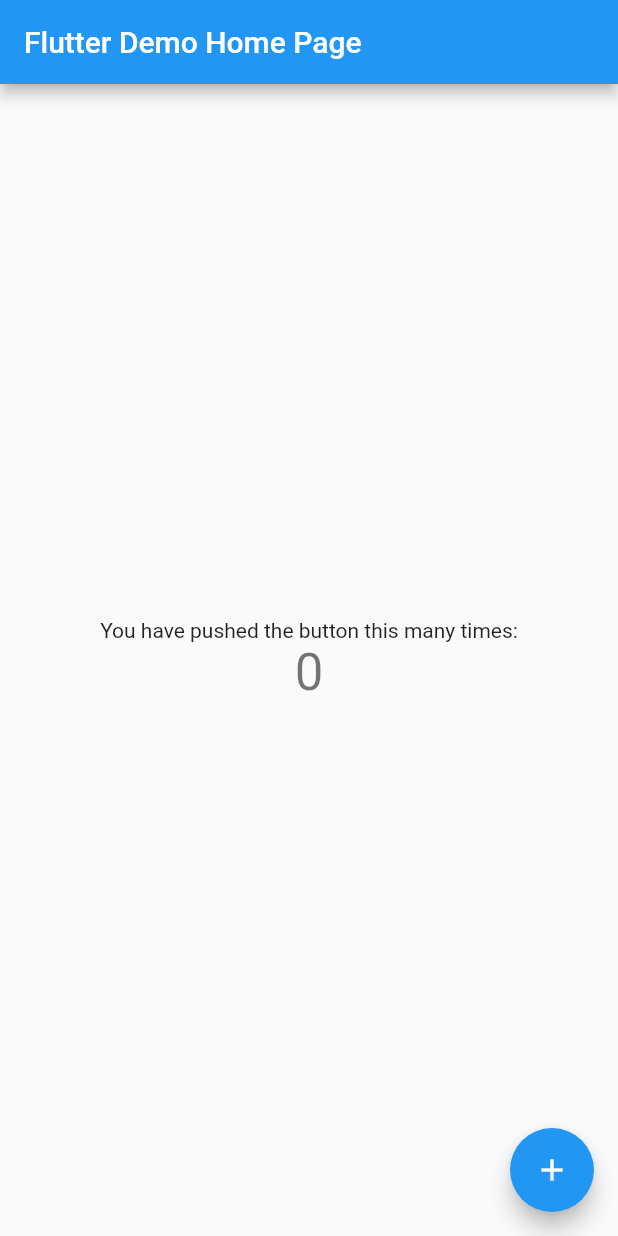
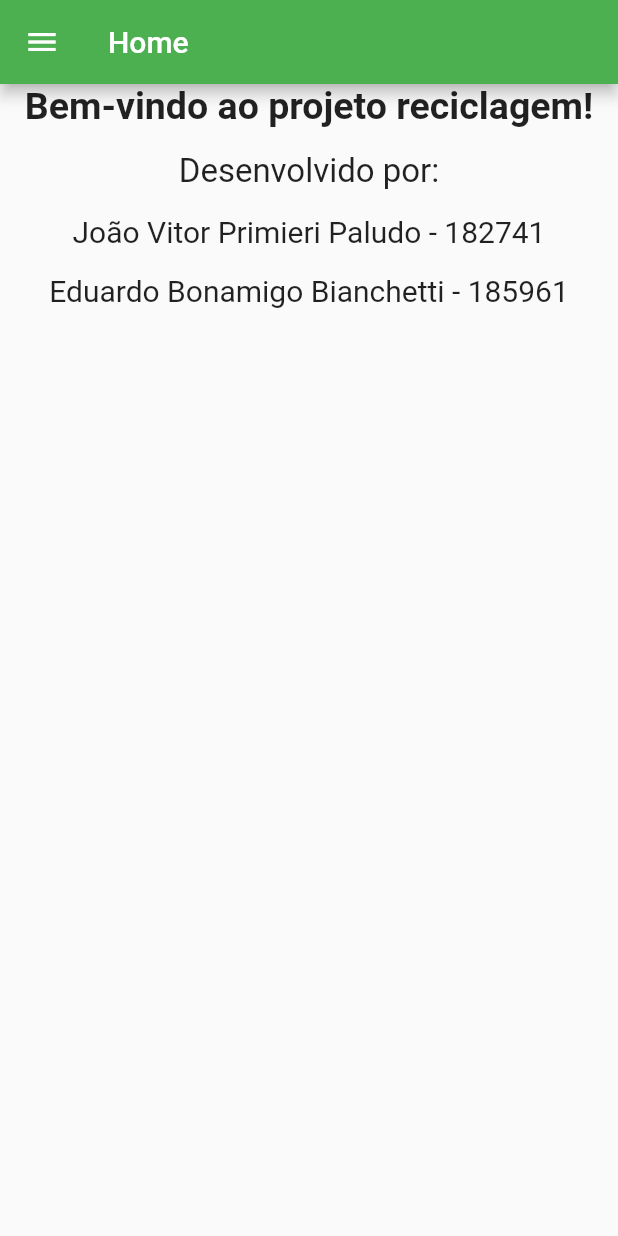
Before and after one commit to EduardoBianchetti/app_reciclagem, a Flutter app: the screen it shows after launch, on a phone screen of 412 x 824 dp. Run offline on Flutter 3.47's test engine with Material 2 defaults, Android fonts, the light colour scheme and no system bars; our stand-ins replace sqflite; accounts and stored records are empty.

Commit message:
Finalização do projeto

```diff
--- a/lib/main.dart
+++ b/lib/main.dart
@@ -1,4 +1,6 @@
 import 'package:flutter/material.dart';
+import 'pages/home.dart';
+import 'pages/lixo_list_page.dart';
 
 void main() {
   runApp(const MyApp());
@@ -7,109 +9,18 @@
 class MyApp extends StatelessWidget {
   const MyApp({super.key});
 
-  // This widget is the root of your application.
   @override
   Widget build(BuildContext context) {
     return MaterialApp(
-      title: 'Flutter Demo',
+      title: 'App Reciclagem',
       theme: ThemeData(
-        // This is the theme of your application.
-        //
-        // Try running your application with "flutter run". You'll see the
-        // application has a blue toolbar. Then, without quitting the app, try
-        // changing the primarySwatch below to Colors.green and then invoke
-        // "hot reload" (press "r" in the console where you ran "flutter run",
-        // or simply save your changes to "hot reload" in a Flutter IDE).
-        // Notice that the counter didn't reset back to zero; the application
-        // is not restarted.
-        primarySwatch: Colors.blue,
+        primarySwatch: Colors.green,
       ),
-      home: const MyHomePage(title: 'Flutter Demo Home Page'),
+      home: const HomePage(),
+      routes: {
+        '/home': (context) => const HomePage(),
+        '/lixo': (context) => const LixoListPage(title: "Lixo"),
+      },
     );
   }
 }
-
-class MyHomePage extends StatefulWidget {
-  const MyHomePage({super.key, required this.title});
-
-  // This widget is the home page of your application. It is stateful, meaning
-  // that it has a State object (defined below) that contains fields that affect
-  // how it looks.
-
-  // This class is the configuration for the state. It holds the values (in this
-  // case the title) provided by the parent (in this case the App widget) and
-  // used by the build method of the State. Fields in a Widget subclass are
-  // always marked "final".
-
-  final String title;
-
-  @override
-  State<MyHomePage> createState() => _MyHomePageState();
-}
-
-class _MyHomePageState extends State<MyHomePage> {
-  int _counter = 0;
-
-  void _incrementCounter() {
-    setState(() {
-      // This call to setState tells the Flutter framework that something has
-      // changed in this State, which causes it to rerun the build method below
-      // so that the display can reflect the updated values. If we changed
-      // _counter without calling setState(), then the build method would not be
-      // called again, and so nothing would appear to happen.
-      _counter++;
-    });
-  }
-
-  @override
-  Widget build(BuildContext context) {
-    // This method is rerun every time setState is called, for instance as done
-    // by the _incrementCounter method above.
-    //
-    // The Flutter framework has been optimized to make rerunning build methods
-    // fast, so that you can just rebuild anything that needs updating rather
-    // than having to individually change instances of widgets.
-    return Scaffold(
-      appBar: AppBar(
-        // Here we take the value from the MyHomePage object that was created by
-        // the App.build method, and use it to set our appbar title.
-        title: Text(widget.title),
-      ),
-      body: Center(
-        // Center is a layout widget. It takes a single child and positions it
-        // in the middle of the parent.
-        child: Column(
-          // Column is also a layout widget. It takes a list of children and
-          // arranges them vertically. By default, it sizes itself to fit its
-          // children horizontally, and tries to be as tall as its parent.
-          //
-          // Invoke "debug painting" (press "p" in the console, choose the
-          // "Toggle Debug Paint" action from the Flutter Inspector in Android
-          // Studio, or the "Toggle Debug Paint" command in Visual Studio Code)
-          // to see the wireframe for each widget.
-          //
-          // Column has various properties to control how it sizes itself and
-          // how it positions its children. Here we use mainAxisAlignment to
-          // center the children vertically; the main axis here is the vertical
-          // axis because Columns are vertical (the cross axis would be
-          // horizontal).
-          mainAxisAlignment: MainAxisAlignment.center,
-          children: <Widget>[
-            const Text(
-              'You have pushed the button this many times:',
-            ),
-            Text(
-              '$_counter',
-              style: Theme.of(context).textTheme.headline4,
-            ),
-          ],
-        ),
-      ),
-      floatingActionButton: FloatingActionButton(
-        onPressed: _incrementCounter,
-        tooltip: 'Increment',
-        child: const Icon(Icons.add),
-      ), // This trailing comma makes auto-formatting nicer for build methods.
-    );
-  }
-}
--- /dev/null
+++ b/lib/model/lixo.dart
@@ -0,0 +1,37 @@
+class Lixo {
+  String? id;
+  String? descricao;
+  String? tipo;
+  String? peso;
+
+  Lixo() {
+    id = null;
+    descricao = "";
+    tipo = "";
+    peso = "";
+  }
+
+  Lixo.init(this.id, this.descricao, this.tipo, this.peso);
+  factory Lixo.fromMap(Map<String, dynamic> json) {
+    return Lixo.init(
+        json['_id'], json['descricao'], json['tipo'], json['peso']);
+  }
+
+  Map<String, dynamic> toMap() {
+    return {
+      '_id': id,
+      'descricao': descricao,
+      'tipo': tipo,
+      'peso': peso,
+    };
+  }
+
+  @override
+  toString() {
+    return 'Lixo{descricao: $descricao, tipo: $tipo}';
+  }
+
+  bool operator ==(other) {
+    return (other is Lixo && other.id == id);
+  }
+}
--- /dev/null
+++ b/lib/pages/home.dart
@@ -0,0 +1,70 @@
+import 'package:flutter/material.dart';
+
+class HomePage extends StatelessWidget {
+  const HomePage({super.key});
+
+  @override
+  Widget build(BuildContext context) {
+    return Scaffold(
+      appBar: AppBar(
+        title: const Text("Home"),
+      ),
+      drawer: Drawer(
+        child: ListView(
+          padding: EdgeInsets.zero,
+          children: <Widget>[
+            const DrawerHeader(
+              decoration: BoxDecoration(
+                color: Colors.green,
+              ),
+              child: Text(
+                'App Reciclagem',
+                style: TextStyle(
+                  color: Colors.white,
+                  fontSize: 24,
+                ),
+              ),
+            ),
+            ListTile(
+              leading: const Icon(Icons.add_business_outlined),
+              title: const Text('Lixo'),
+              onTap: () {
+                Navigator.pop(context);
+                Navigator.of(context).pushNamed('/lixo');
+              },
+            ),
+          ],
+        ),
+      ),
+      body: Center(
+        child: Column(
+          children: const [
+            Text(
+              "Bem-vindo ao projeto reciclagem!",
+              overflow: TextOverflow.ellipsis,
+              style: const TextStyle(fontSize: 25, fontWeight: FontWeight.bold),
+            ),
+            Text(" "),
+            Text(
+              "Desenvolvido por:",
+              overflow: TextOverflow.ellipsis,
+              style: const TextStyle(fontSize: 22),
+            ),
+            Text(" "),
+            Text(
+              "João Vitor Primieri Paludo - 182741",
+              overflow: TextOverflow.ellipsis,
+              style: const TextStyle(fontSize: 20),
+            ),
+            Text(" "),
+            Text(
+              "Eduardo Bonamigo Bianchetti - 185961",
+              overflow: TextOverflow.ellipsis,
+              style: const TextStyle(fontSize: 20),
+            ),
+          ],
+        ),
+      ),
+    );
+  }
+}
--- a/pubspec.yaml
+++ b/pubspec.yaml
@@ -31,6 +31,8 @@
 dependencies:
   flutter:
     sdk: flutter
+  sqflite:
+  path:
 
 
   # The following adds the Cupertino Icons font to your application.
```
Also changed, not shown: lib/pages/lixo_edit_page.dart (added, +111 -0 lines), lib/pages/lixo_list_page.dart (added, +116 -0 lines), lib/sqlite/lixo_helper.dart (added, +102 -0 lines), lib/util/dialogos.dart (added, +59 -0 lines), pubspec.lock, 2 other files.
